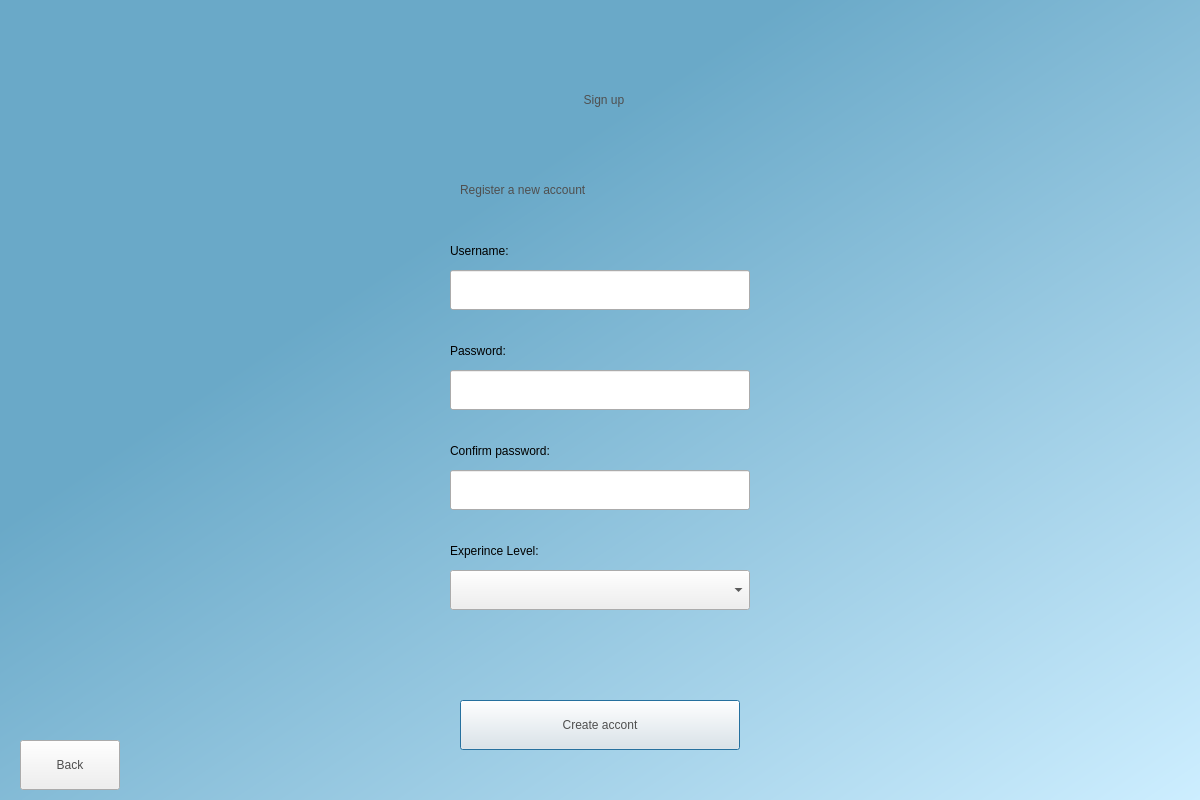
The window that Design/create_account.ui (MazsolasPuding/PollenAnnotationTool) describes before a commit, drawn with Qt 5.
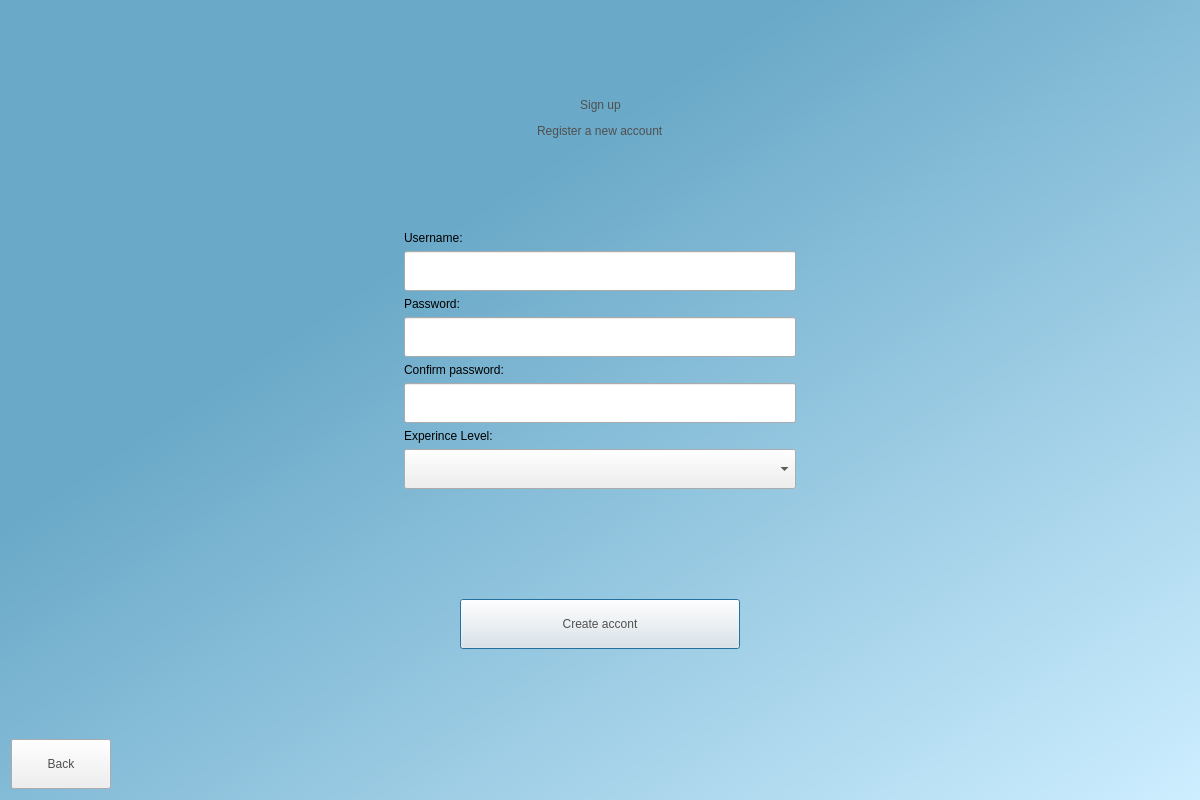
The same window after the commit. Icons and pictures are not drawn.

The edit to the form file:
```diff
--- a/Design/create_account.ui
+++ b/Design/create_account.ui
@@ -30,18 +30,40 @@
   <property name="sizeGripEnabled">
    <bool>false</bool>
   </property>
+  <layout class="QVBoxLayout" name="verticalLayout_2">
+   <item>
+    <spacer name="verticalSpacer_3">
+     <property name="orientation">
+      <enum>Qt::Vertical</enum>
+     </property>
+     <property name="sizeHint" stdset="0">
+      <size>
+       <width>20</width>
+       <height>40</height>
+      </size>
+     </property>
+    </spacer>
+   </item>
+   <item>
+    <layout class="QHBoxLayout" name="horizontalLayout">
+     <item>
+      <spacer name="horizontalSpacer">
+       <property name="orientation">
+        <enum>Qt::Horizontal</enum>
+       </property>
+       <property name="sizeHint" stdset="0">
+        <size>
+         <width>40</width>
+         <height>20</height>
+        </size>
+       </property>
+      </spacer>
+     </item>
+     <item>
   <widget class="QLabel" name="label">
    <property name="enabled">
     <bool>false</bool>
    </property>
-   <property name="geometry">
-    <rect>
-     <x>480</x>
-     <y>60</y>
-     <width>248</width>
-     <height>79</height>
-    </rect>
-   </property>
    <property name="sizePolicy">
     <sizepolicy hsizetype="Maximum" vsizetype="Fixed">
      <horstretch>100</horstretch>
@@ -58,15 +80,39 @@
     <set>Qt::AlignCenter</set>
    </property>
   </widget>
+     </item>
+     <item>
+      <spacer name="horizontalSpacer_2">
+       <property name="orientation">
+        <enum>Qt::Horizontal</enum>
+       </property>
+       <property name="sizeHint" stdset="0">
+        <size>
+         <width>40</width>
+         <height>20</height>
+        </size>
+       </property>
+      </spacer>
+     </item>
+    </layout>
+   </item>
+   <item>
+    <layout class="QHBoxLayout" name="horizontalLayout_2">
+     <item>
+      <spacer name="horizontalSpacer_3">
+       <property name="orientation">
+        <enum>Qt::Horizontal</enum>
+       </property>
+       <property name="sizeHint" stdset="0">
+        <size>
+         <width>40</width>
+         <height>20</height>
+        </size>
+       </property>
+      </spacer>
+     </item>
+     <item>
   <widget class="QLabel" name="label_2">
-   <property name="geometry">
-    <rect>
-     <x>460</x>
-     <y>170</y>
-     <width>431</width>
-     <height>40</height>
-    </rect>
-   </property>
    <property name="sizePolicy">
     <sizepolicy hsizetype="Maximum" vsizetype="Fixed">
      <horstretch>0</horstretch>
@@ -80,64 +126,54 @@
     <string>Register a new account</string>
    </property>
   </widget>
-  <widget class="QPushButton" name="createButton">
-   <property name="geometry">
-    <rect>
-     <x>460</x>
-     <y>700</y>
-     <width>280</width>
-     <height>50</height>
-    </rect>
-   </property>
-   <property name="sizePolicy">
-    <sizepolicy hsizetype="Fixed" vsizetype="Fixed">
-     <horstretch>0</horstretch>
-     <verstretch>0</verstretch>
-    </sizepolicy>
-   </property>
-   <property name="minimumSize">
+     </item>
+     <item>
+      <spacer name="horizontalSpacer_4">
+       <property name="orientation">
+        <enum>Qt::Horizontal</enum>
+       </property>
+       <property name="sizeHint" stdset="0">
     <size>
-     <width>280</width>
-     <height>50</height>
-    </size>
-   </property>
-   <property name="acceptDrops">
-    <bool>false</bool>
-   </property>
-   <property name="autoFillBackground">
-    <bool>false</bool>
-   </property>
-   <property name="styleSheet">
-    <string notr="true">font: 20pt &quot;Corbel&quot;;
-color:rgb(79, 79, 79);
-</string>
-   </property>
-   <property name="text">
-    <string>Create accont</string>
-   </property>
-  </widget>
-  <widget class="QLineEdit" name="usernameEdit">
-   <property name="geometry">
-    <rect>
-     <x>450</x>
-     <y>270</y>
-     <width>300</width>
+         <width>40</width>
+         <height>20</height>
+        </size>
+       </property>
+      </spacer>
+     </item>
+    </layout>
+   </item>
+   <item>
+    <spacer name="verticalSpacer">
+     <property name="orientation">
+      <enum>Qt::Vertical</enum>
+     </property>
+     <property name="sizeHint" stdset="0">
+      <size>
+       <width>20</width>
      <height>40</height>
-    </rect>
-   </property>
-   <property name="styleSheet">
-    <string notr="true">font: 12pt &quot;Corbel&quot;; color:rgb(0, 0, 0);</string>
-   </property>
-  </widget>
+      </size>
+     </property>
+    </spacer>
+   </item>
+   <item>
+    <layout class="QHBoxLayout" name="horizontalLayout_3">
+     <item>
+      <spacer name="horizontalSpacer_5">
+       <property name="orientation">
+        <enum>Qt::Horizontal</enum>
+       </property>
+       <property name="sizeHint" stdset="0">
+        <size>
+         <width>40</width>
+         <height>20</height>
+        </size>
+       </property>
+      </spacer>
+     </item>
+     <item>
+      <layout class="QVBoxLayout" name="verticalLayout">
+       <item>
   <widget class="QLabel" name="label_3">
-   <property name="geometry">
-    <rect>
-     <x>450</x>
-     <y>240</y>
-     <width>161</width>
-     <height>21</height>
-    </rect>
-   </property>
    <property name="styleSheet">
     <string notr="true">font: 12pt &quot;Corbel&quot;; color:rgb(0, 0, 0);</string>
    </property>
@@ -145,15 +181,22 @@
     <string>Username:</string>
    </property>
   </widget>
+       </item>
+       <item>
+        <widget class="QLineEdit" name="usernameEdit">
+         <property name="minimumSize">
+          <size>
+           <width>0</width>
+           <height>40</height>
+          </size>
+         </property>
+         <property name="styleSheet">
+          <string notr="true">font: 12pt &quot;Corbel&quot;; color:rgb(0, 0, 0);</string>
+         </property>
+        </widget>
+       </item>
+       <item>
   <widget class="QLabel" name="label_4">
-   <property name="geometry">
-    <rect>
-     <x>450</x>
-     <y>340</y>
-     <width>161</width>
-     <height>21</height>
-    </rect>
-   </property>
    <property name="styleSheet">
     <string notr="true">font: 12pt &quot;Corbel&quot;; color:rgb(0, 0, 0);</string>
    </property>
@@ -161,99 +204,22 @@
     <string>Password:</string>
    </property>
   </widget>
+       </item>
+       <item>
   <widget class="QLineEdit" name="passwordEdit">
-   <property name="geometry">
-    <rect>
-     <x>450</x>
-     <y>370</y>
-     <width>300</width>
-     <height>40</height>
-    </rect>
-   </property>
-   <property name="styleSheet">
-    <string notr="true">font: 12pt &quot;Corbel&quot;; color:rgb(0, 0, 0);</string>
-   </property>
-  </widget>
-  <widget class="QLabel" name="errorLabel">
-   <property name="enabled">
-    <bool>true</bool>
-   </property>
-   <property name="geometry">
-    <rect>
-     <x>450</x>
-     <y>630</y>
-     <width>301</width>
-     <height>21</height>
-    </rect>
-   </property>
-   <property name="acceptDrops">
-    <bool>false</bool>
-   </property>
-   <property name="styleSheet">
-    <string notr="true">font: 12pt &quot;Corbel&quot;; color:rgb(200, 0, 0);</string>
-   </property>
-   <property name="text">
-    <string/>
-   </property>
-  </widget>
-  <widget class="QPushButton" name="backButton">
-   <property name="geometry">
-    <rect>
-     <x>20</x>
-     <y>740</y>
-     <width>100</width>
-     <height>50</height>
-    </rect>
-   </property>
-   <property name="sizePolicy">
-    <sizepolicy hsizetype="Fixed" vsizetype="Fixed">
-     <horstretch>0</horstretch>
-     <verstretch>0</verstretch>
-    </sizepolicy>
-   </property>
    <property name="minimumSize">
     <size>
-     <width>100</width>
-     <height>50</height>
-    </size>
-   </property>
-   <property name="acceptDrops">
-    <bool>false</bool>
-   </property>
-   <property name="autoFillBackground">
-    <bool>false</bool>
-   </property>
-   <property name="styleSheet">
-    <string notr="true">font: 20pt &quot;Corbel&quot;;
-color:rgb(79, 79, 79);
-</string>
-   </property>
-   <property name="text">
-    <string>Back</string>
-   </property>
-  </widget>
-  <widget class="QLineEdit" name="passwordEdit_2">
-   <property name="geometry">
-    <rect>
-     <x>450</x>
-     <y>470</y>
-     <width>300</width>
-     <height>40</height>
-    </rect>
-   </property>
+           <width>0</width>
+           <height>40</height>
+          </size>
+         </property>
    <property name="styleSheet">
     <string notr="true">font: 12pt &quot;Corbel&quot;; color:rgb(0, 0, 0);</string>
    </property>
   </widget>
+       </item>
+       <item>
   <widget class="QLabel" name="label_5">
-   <property name="geometry">
-    <rect>
-     <x>450</x>
-     <y>440</y>
-     <width>161</width>
-     <height>21</height>
-    </rect>
-   </property>
    <property name="styleSheet">
     <string notr="true">font: 12pt &quot;Corbel&quot;; color:rgb(0, 0, 0);</string>
    </property>
@@ -261,15 +227,22 @@
     <string>Confirm password:</string>
    </property>
   </widget>
+       </item>
+       <item>
+        <widget class="QLineEdit" name="passwordEdit_2">
+         <property name="minimumSize">
+          <size>
+           <width>0</width>
+           <height>40</height>
+          </size>
+         </property>
+         <property name="styleSheet">
+          <string notr="true">font: 12pt &quot;Corbel&quot;; color:rgb(0, 0, 0);</string>
+         </property>
+        </widget>
+       </item>
+       <item>
   <widget class="QLabel" name="label_6">
-   <property name="geometry">
-    <rect>
-     <x>450</x>
-     <y>540</y>
-     <width>161</width>
-     <height>21</height>
-    </rect>
-   </property>
    <property name="styleSheet">
     <string notr="true">font: 12pt &quot;Corbel&quot;; color:rgb(0, 0, 0);</string>
    </property>
@@ -277,14 +250,14 @@
     <string>Experince Level:</string>
    </property>
   </widget>
+       </item>
+       <item>
   <widget class="QComboBox" name="comboBox">
-   <property name="geometry">
-    <rect>
-     <x>450</x>
-     <y>570</y>
-     <width>300</width>
+         <property name="minimumSize">
+          <size>
+           <width>0</width>
      <height>40</height>
-    </rect>
+          </size>
    </property>
    <property name="editable">
     <bool>false</bool>
@@ -308,7 +281,160 @@
     </property>
    </item>
   </widget>
- </widget>
- <resources/>
+       </item>
+      </layout>
+     </item>
+     <item>
+      <spacer name="horizontalSpacer_6">
+       <property name="orientation">
+        <enum>Qt::Horizontal</enum>
+       </property>
+       <property name="sizeHint" stdset="0">
+        <size>
+         <width>40</width>
+         <height>20</height>
+        </size>
+       </property>
+      </spacer>
+     </item>
+    </layout>
+   </item>
+   <item>
+    <spacer name="verticalSpacer_2">
+     <property name="orientation">
+      <enum>Qt::Vertical</enum>
+     </property>
+     <property name="sizeHint" stdset="0">
+      <size>
+       <width>20</width>
+       <height>40</height>
+      </size>
+     </property>
+    </spacer>
+   </item>
+   <item>
+    <widget class="QLabel" name="errorLabel">
+     <property name="enabled">
+      <bool>true</bool>
+     </property>
+     <property name="acceptDrops">
+      <bool>false</bool>
+     </property>
+     <property name="styleSheet">
+      <string notr="true">font: 12pt &quot;Corbel&quot;; color:rgb(200, 0, 0);</string>
+     </property>
+     <property name="text">
+      <string/>
+     </property>
+    </widget>
+   </item>
+   <item>
+    <layout class="QHBoxLayout" name="horizontalLayout_4">
+     <item>
+      <spacer name="horizontalSpacer_7">
+       <property name="orientation">
+        <enum>Qt::Horizontal</enum>
+       </property>
+       <property name="sizeHint" stdset="0">
+        <size>
+         <width>40</width>
+         <height>20</height>
+        </size>
+       </property>
+      </spacer>
+     </item>
+     <item>
+      <widget class="QPushButton" name="createButton">
+       <property name="sizePolicy">
+        <sizepolicy hsizetype="Fixed" vsizetype="Fixed">
+         <horstretch>0</horstretch>
+         <verstretch>0</verstretch>
+        </sizepolicy>
+       </property>
+       <property name="minimumSize">
+        <size>
+         <width>280</width>
+         <height>50</height>
+        </size>
+       </property>
+       <property name="acceptDrops">
+        <bool>false</bool>
+       </property>
+       <property name="autoFillBackground">
+        <bool>false</bool>
+       </property>
+       <property name="styleSheet">
+        <string notr="true">font: 20pt &quot;Corbel&quot;;
+color:rgb(79, 79, 79);
+</string>
+       </property>
+       <property name="text">
+        <string>Create accont</string>
+       </property>
+      </widget>
+     </item>
+     <item>
+      <spacer name="horizontalSpacer_8">
+       <property name="orientation">
+        <enum>Qt::Horizontal</enum>
+       </property>
+       <property name="sizeHint" stdset="0">
+        <size>
+         <width>40</width>
+         <height>20</height>
+        </size>
+       </property>
+      </spacer>
+     </item>
+    </layout>
+   </item>
+   <item>
+    <spacer name="verticalSpacer_4">
+     <property name="orientation">
+      <enum>Qt::Vertical</enum>
+     </property>
+     <property name="sizeHint" stdset="0">
+      <size>
+       <width>20</width>
+       <height>40</height>
+      </size>
+     </property>
+    </spacer>
+   </item>
+   <item>
+    <widget class="QPushButton" name="backButton">
+     <property name="sizePolicy">
+      <sizepolicy hsizetype="Fixed" vsizetype="Fixed">
+       <horstretch>0</horstretch>
+       <verstretch>0</verstretch>
+      </sizepolicy>
+     </property>
+     <property name="minimumSize">
+      <size>
+       <width>100</width>
+       <height>50</height>
+      </size>
+     </property>
+     <property name="acceptDrops">
+      <bool>false</bool>
+     </property>
+     <property name="autoFillBackground">
+      <bool>false</bool>
+     </property>
+     <property name="styleSheet">
+      <string notr="true">font: 20pt &quot;Corbel&quot;;
+color:rgb(79, 79, 79);
+</string>
+     </property>
+     <property name="text">
+      <string>Back</string>
+     </property>
+    </widget>
+   </item>
+  </layout>
+ </widget>
+ <resources>
+  <include location="resources.qrc"/>
+ </resources>
  <connections/>
 </ui>
```
Left out of the diff: 6 changed lines with no effect on the pictures. Lines whose indentation alone changed are shown as unchanged.
